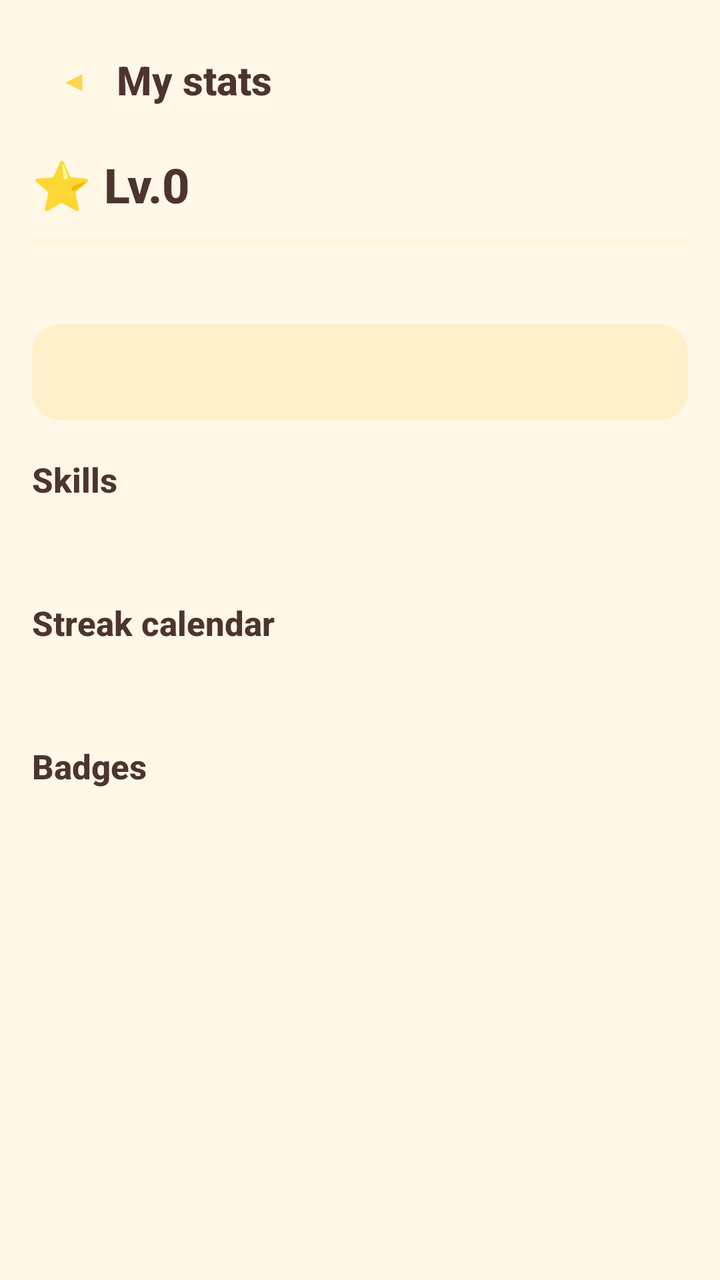
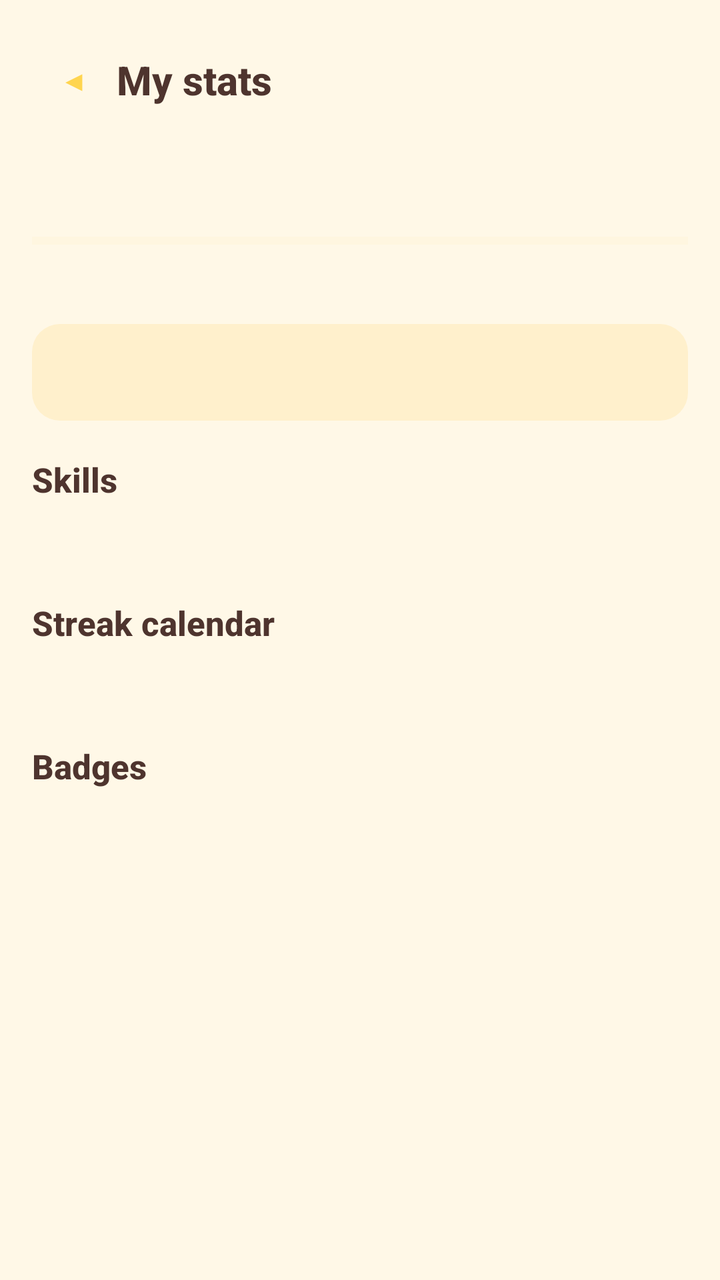

Compare the two renders of this Android layout. The source of the first and the diff that turns it into the second are given below.
<!-- AndroidManifest.xml: application theme Theme.Piyak -->
<!-- res/layout/activity_stats.xml -->
<?xml version="1.0" encoding="utf-8"?>
<ScrollView xmlns:android="http://schemas.android.com/apk/res/android"
    android:layout_width="match_parent" android:layout_height="match_parent">
    <LinearLayout
        android:layout_width="match_parent" android:layout_height="wrap_content"
        android:orientation="vertical" android:paddingTop="16dp" android:paddingBottom="16dp"
        android:paddingStart="@dimen/screen_pad" android:paddingEnd="@dimen/screen_pad">

        <LinearLayout android:layout_width="match_parent" android:layout_height="wrap_content"
            android:orientation="horizontal" android:gravity="center_vertical">
            <Button android:id="@+id/btnBack" style="?attr/materialIconButtonStyle"
                android:layout_width="wrap_content" android:layout_height="wrap_content" android:text="◀" />
            <TextView android:layout_width="wrap_content" android:layout_height="wrap_content"
                android:text="@string/stats_title" android:textSize="20sp" android:textStyle="bold" />
        </LinearLayout>

        <TextView android:id="@+id/txtLevelBig" android:layout_width="wrap_content" android:layout_height="wrap_content"
            android:layout_marginTop="12dp" android:textSize="24sp" android:textStyle="bold" android:text="⭐ Lv.0" />
        <ProgressBar android:id="@+id/xpBar" style="?android:attr/progressBarStyleHorizontal"
            android:layout_width="match_parent" android:layout_height="12dp" android:layout_marginTop="6dp"
            android:max="100" android:progressTint="@color/chick_yellow_deep"
            android:progressBackgroundTint="@color/cream_dark" />
        <TextView android:id="@+id/txtXpDetail" android:layout_width="wrap_content" android:layout_height="wrap_content"
            android:layout_marginTop="4dp" android:textSize="13sp" android:textColor="@color/brown_soft" />

        <TextView android:id="@+id/txtCounters" android:layout_width="match_parent" android:layout_height="wrap_content"
            android:layout_marginTop="14dp" android:padding="14dp" android:background="@drawable/bg_tile_ghost"
            android:textSize="15sp" android:lineSpacingMultiplier="1.4" />

        <TextView android:layout_width="wrap_content" android:layout_height="wrap_content"
            android:layout_marginTop="18dp" android:text="@string/stats_by_skill" android:textSize="17sp" android:textStyle="bold" />
        <TextView android:id="@+id/txtRankLine" android:layout_width="match_parent" android:layout_height="wrap_content"
            android:layout_marginTop="4dp" android:textSize="14sp" android:textColor="@color/brown_soft" />
        <LinearLayout android:id="@+id/skillDetailBox"
            android:layout_width="match_parent" android:layout_height="wrap_content"
            android:orientation="vertical" android:layout_marginTop="8dp" />

        <TextView android:layout_width="wrap_content" android:layout_height="wrap_content"
            android:layout_marginTop="18dp" android:text="@string/stats_streak" android:textSize="17sp" android:textStyle="bold" />
        <TextView android:id="@+id/txtStreakInfo" android:layout_width="wrap_content" android:layout_height="wrap_content"
            android:layout_marginTop="4dp" android:textSize="14sp" android:textColor="@color/brown_soft" />
        <GridLayout android:id="@+id/calGrid" android:layout_width="match_parent" android:layout_height="wrap_content"
            android:layout_marginTop="8dp" android:columnCount="7" />

        <TextView android:layout_width="wrap_content" android:layout_height="wrap_content"
            android:layout_marginTop="18dp" android:text="@string/stats_badges" android:textSize="17sp" android:textStyle="bold" />
        <GridLayout android:id="@+id/badgesGrid" android:layout_width="match_parent" android:layout_height="wrap_content"
            android:layout_marginTop="8dp" android:columnCount="3" />
    </LinearLayout>
</ScrollView>
<!-- resources referenced by this layout -->
<resources>
  <color name="brown_soft">#8D6E63</color>
  <color name="chick_yellow_deep">#FFB300</color>
  <color name="cream_dark">#FFF0CC</color>
  <dimen name="screen_pad">16dp</dimen>
  <!-- drawable bg_tile_ghost (drawable) -->
  <?xml version="1.0" encoding="utf-8"?>
  <shape xmlns:android="http://schemas.android.com/apk/res/android" android:shape="rectangle">
      <solid android:color="@color/cream_dark"/>
      <corners android:radius="14dp"/>
  </shape>
  <string name="stats_badges">Badges</string>
  <string name="stats_by_skill">Skills</string>
  <string name="stats_streak">Streak calendar</string>
  <string name="stats_title">My stats</string>
  <style name="Theme.Piyak" parent="Theme.Material3.Light.NoActionBar">
          <item name="colorPrimary">@color/chick_yellow</item>
          <item name="colorOnPrimary">@color/brown_text</item>
          <item name="colorPrimaryContainer">@color/cream_dark</item>
          <item name="colorOnPrimaryContainer">@color/brown_text</item>
          <item name="colorSecondary">@color/coral</item>
          <item name="colorOnSecondary">@color/white</item>
          <item name="android:windowBackground">@color/cream</item>
          <item name="android:statusBarColor">@color/cream</item>
          <item name="android:windowLightStatusBar">true</item>
          <item name="android:navigationBarColor">@color/cream</item>
          <item name="android:textColor">@color/brown_text</item>
          <item name="android:fontFamily">sans-serif-medium</item>
      </style>
  <color name="chick_yellow">#FFD54F</color>
  <color name="brown_text">#4E342E</color>
  <color name="coral">#FF8A80</color>
  <color name="white">#FFFFFF</color>
  <color name="cream">#FFF8E7</color>
</resources>

<!-- the commit's change to res/layout/activity_stats.xml (unified diff, before → after) -->
@@ -15,7 +15,7 @@
         </LinearLayout>
 
         <TextView android:id="@+id/txtLevelBig" android:layout_width="wrap_content" android:layout_height="wrap_content"
-            android:layout_marginTop="12dp" android:textSize="24sp" android:textStyle="bold" android:text="⭐ Lv.0" />
+            android:layout_marginTop="12dp" android:textSize="24sp" android:textStyle="bold" android:text="" />
         <ProgressBar android:id="@+id/xpBar" style="?android:attr/progressBarStyleHorizontal"
             android:layout_width="match_parent" android:layout_height="12dp" android:layout_marginTop="6dp"
             android:max="100" android:progressTint="@color/chick_yellow_deep"
